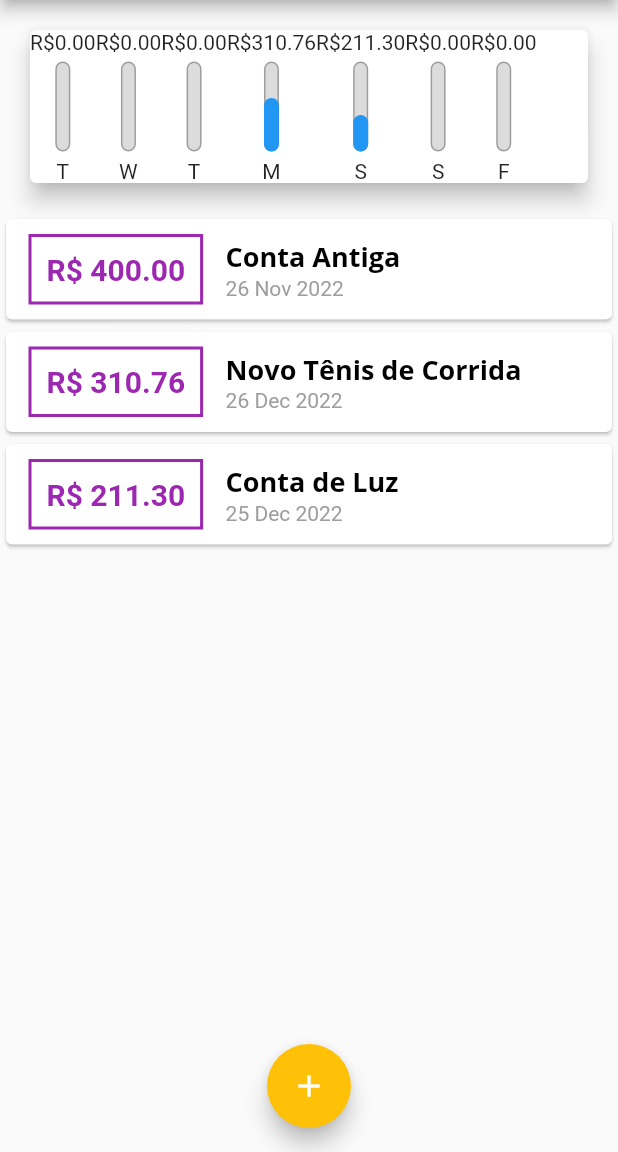
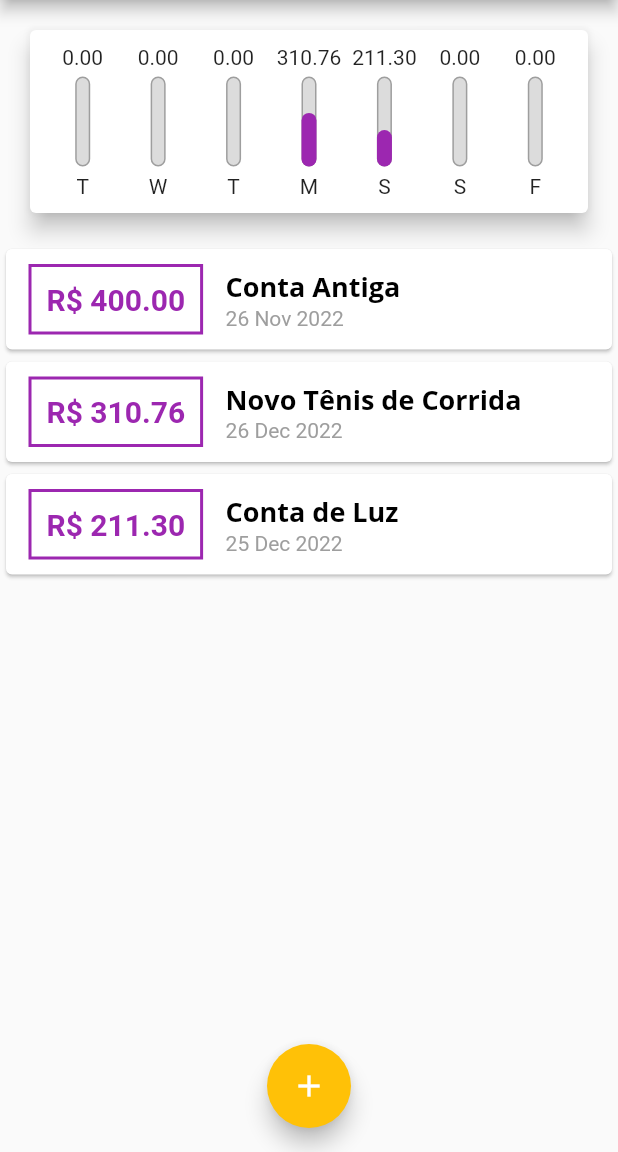
Before and after one commit to enilsonfilho/expenses-app, a Flutter app: the screen it shows after launch, on a phone screen of 412 x 824 dp, the part 84-1236 px from its top. Run offline on Flutter 3.47's test engine with Material 2 defaults, Android fonts, the phone set to English and light mode, and no system bars.

Commit message:
feat: Flexible

```diff
--- a/lib/components/chart.dart
+++ b/lib/components/chart.dart
@@ -48,14 +48,21 @@
     return Card(
       elevation: 6,
       margin: EdgeInsets.all(20),
+      child: Padding(
+        padding: const EdgeInsets.all(10),
         child: Row(
+          mainAxisAlignment: MainAxisAlignment.spaceAround,
           children: groupedTransactions.map((tr) {
-          return ChartBar(
+            return Flexible(
+              fit: FlexFit.tight,
+              child: ChartBar(
                 label: tr['day'] as String,
                 value: tr['value'] as double,
                 percentage: (tr['value'] as double) / _weekTotalValue,
+              ),
             );
           }).toList(),
+        ),
       )
     );
   }
--- a/lib/components/chart_bar.dart
+++ b/lib/components/chart_bar.dart
@@ -16,7 +16,9 @@
   Widget build(BuildContext context) {
     return Column(
       children: <Widget>[
-        Text('R\$${value.toStringAsFixed(2)}'),
+        FittedBox(
+          child: Text('${value.toStringAsFixed(2)}'),
+        ),
         SizedBox(height: 5,),
         Container(
           height: 60,
@@ -38,7 +40,7 @@
                 heightFactor: percentage,
                 child: Container(
                   decoration: BoxDecoration(
-                    color: Theme.of(context).primaryColor,
+                    color: Colors.purple,
                     borderRadius: BorderRadius.circular(5)
                   ),
                 ),
```
Lines whose indentation alone changed are shown as unchanged.
